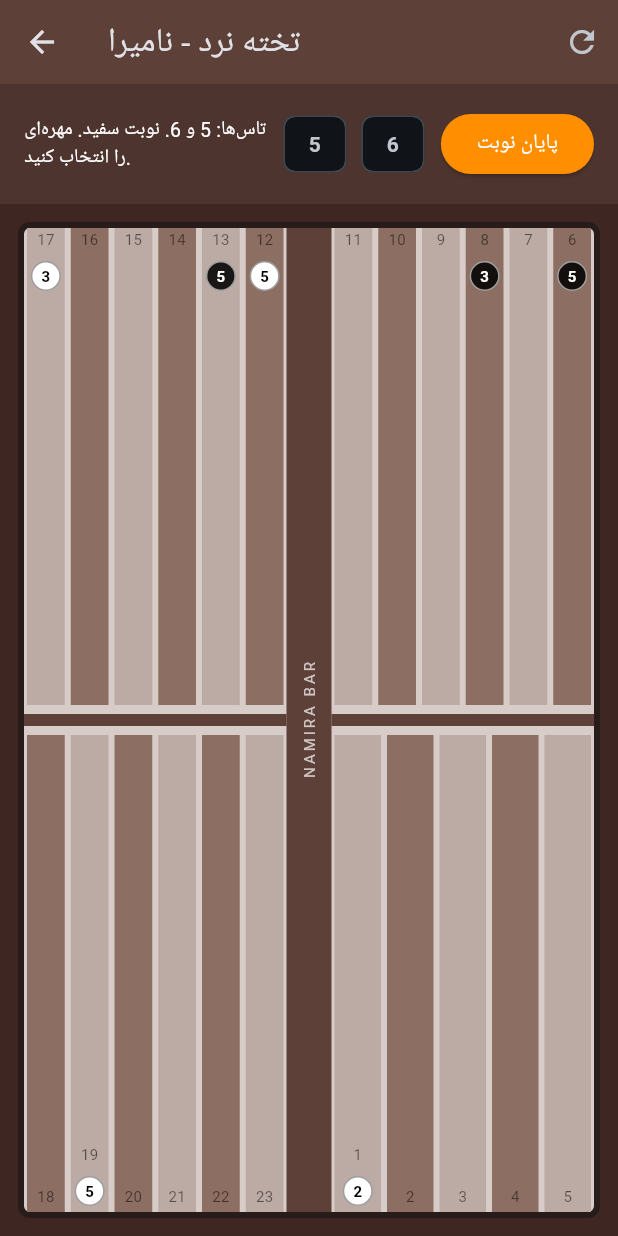
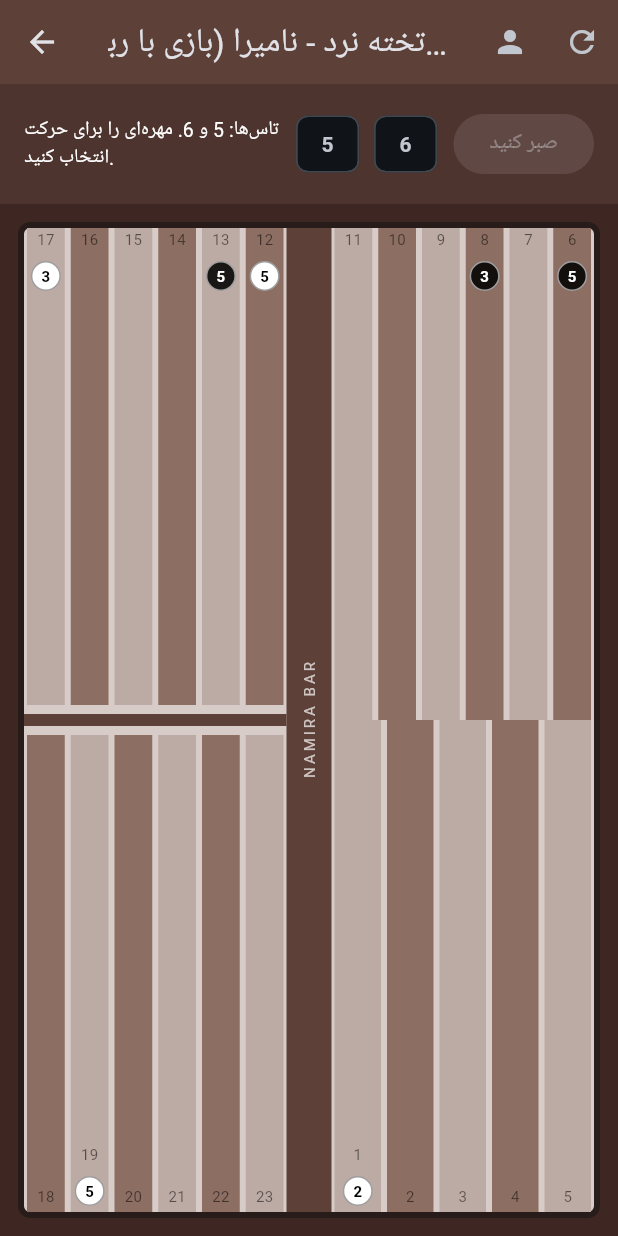
Before and after one commit to leoamirstar-cmd/Namira, a Flutter app: the BackgammonGameScreen screen opened directly, after a tap on "تاس بریز", on a phone screen of 412 x 824 dp. Run offline on Flutter 3.47's test engine with Material 3 defaults, Android fonts, the phone set to English and light mode, and no system bars; our stand-ins replace dio, file_picker, image_picker, just_audio, permission_handler, shared_preferences; missing offline and left inert: youtube_explode_dart; accounts and stored records are empty.

Commit message:
Update backgammon_screen.dart

```diff
--- a/lib/games/backgammon_screen.dart
+++ b/lib/games/backgammon_screen.dart
@@ -1,3 +1,4 @@
+import 'dart:async';
 import 'dart:math';
 import 'package:flutter/material.dart';
 
@@ -9,18 +10,18 @@ class BackgammonGameScreen extends StatefulWidget {
 }
 
 class _BackgammonGameScreenState extends State<BackgammonGameScreen> {
-  // وضعیت ۲۴ خانه تخته نرد (تعداد مهره و رنگ: مثبت برای سفید، منفی برای سیاه)
-  // خانه‌ها از دید بازیکن سفید از 0 تا 23 (نمایش ۱ تا ۲۴) شماره‌گذاری می‌شوند.
+  // وضعیت ۲۴ خانه تخته نرد (مثبت برای سفید، منفی برای سیاه)
   final List<int> _board = List.filled(24, 0);
 
-  // تاس‌ها و باقی‌مانده‌ی تاس‌های قابل استفاده در این نوبت
   int? _dice1;
   int? _dice2;
   List<int> _availableDice = [];
 
-  bool _isWhiteTurn = true; // نوبت بازیکن سفید (true مخفف سفید، false مخفف سیاه)
-  int? _selectedSourceIndex; // خانه‌ای که بازیکن برای حرکت مهره انتخاب کرده است
+  bool _isWhiteTurn = true; // true مخفف سفید (کاربر)، false مخفف سیاه (ربات)
+  bool _isVsBot = true; // حالت بازی با ربات فعال است
+  int? _selectedSourceIndex;
   String _gameMessage = "برای شروع تاس بریزید";
+  bool _isBotThinking = false;
 
   @override
   void initState() {
@@ -30,20 +31,19 @@ class _BackgammonGameScreenState extends State<BackgammonGameScreen> {
 
   // چیدمان اولیه استاندارد تخته نرد
   void _initializeBoard() {
-    // پاکسازی کامل تخته
     _board.fillRange(0, 24, 0);
 
     // سفید (با اعداد مثبت)
-    _board[0] = 2;   // خانه 1
-    _board[11] = 5;  // خانه 12
-    _board[16] = 3;  // خانه 17
-    _board[18] = 5;  // خانه 19
+    _board[0] = 2;
+    _board[11] = 5;
+    _board[16] = 3;
+    _board[18] = 5;
 
     // سیاه (با مقادیر منفی)
-    _board[23] = -2; // خانه 24
-    _board[12] = -5; // خانه 13
-    _board[7] = -3;  // خانه 8
-    _board[5] = -5;  // خانه 6
+    _board[23] = -2;
+    _board[12] = -5;
+    _board[7] = -3;
+    _board[5] = -5;
 
     setState(() {
       _isWhiteTurn = true;
@@ -51,33 +51,40 @@ class _BackgammonGameScreenState extends State<BackgammonGameScreen> {
       _dice2 = null;
       _availableDice.clear();
       _selectedSourceIndex = null;
-      _gameMessage = "بازی شروع شد. نوبت بازیکن سفید است. تاس بریزید.";
+      _isBotThinking = false;
+      _gameMessage = "بازی شروع شد. نوبت شماست (مهره سفید). تاس بریزید.";
     });
   }
 
   // تابع پرتاب تاس
   void _rollDice() {
+    if (_isBotThinking) return;
+
     final random = Random();
     setState(() {
       _dice1 = random.nextInt(6) + 1;
       _dice2 = random.nextInt(6) + 1;
 
       _availableDice = [_dice1!, _dice2!];
-      // اگر تاس‌ها جفت باشند، 4 حرکت مشابه داریم
       if (_dice1 == _dice2) {
         _availableDice.add(_dice1!);
         _availableDice.add(_dice1!);
-        _gameMessage = "تاس جفت آمد! ($_dice1 - $_dice1). ۴ حرکت دارید. مهره‌ای را انتخاب کنید.";
+        _gameMessage = "تاس جفت آمد! ($_dice1 - $_dice1). ۴ حرکت دارید.";
       } else {
-        _gameMessage = "تاس‌ها: $_dice1 و $_dice2. نوبت ${_isWhiteTurn ? 'سفید' : 'سیاه'}. مهره‌ای را انتخاب کنید.";
+        _gameMessage = "تاس‌ها: $_dice1 و $_dice2. مهره‌ای را برای حرکت انتخاب کنید.";
       }
       _selectedSourceIndex = null;
     });
+
+    // اگر نوبت ربات باشد، پس از ریختن تاس، هوش مصنوعی وارد عمل می‌شود
+    if (!_isWhiteTurn && _isVsBot) {
+      _triggerBotTurn();
+    }
   }
 
-  // مدیریت کلیک روی خانه‌های تخته برای حرکت مهره‌ها
+  // مدیریت کلیک روی خانه‌ها توسط کاربر
   void _onBoardSquareTap(int actualIndex) {
-    // اگر هنوز تاس نریخته‌اند، اجازه حرکت نیست
+    if (!_isWhiteTurn && _isVsBot) return; // کاربر در نوبت ربات نمی‌تواند بازی کند
     if (_availableDice.isEmpty) {
       setState(() {
         _gameMessage = "ابتدا باید تاس بریزید!";
@@ -86,86 +93,117 @@ class _BackgammonGameScreenState extends State<BackgammonGameScreen> {
     }
 
     setState(() {
-      // حالت اول: هنوز مهره‌ای برای حرکت انتخاب نکرده‌ایم
       if (_selectedSourceIndex == null) {
         int checker = _board[actualIndex];
-        // بررسی اینکه آیا بازیکن روی مهره‌ی خودش کلیک کرده است یا خیر
-        bool isValidSelection = _isWhiteTurn ? (checker > 0) : (checker < 0);
-
-        if (isValidSelection) {
+        // بازیکن سفید فقط باید روی مهره‌های مثبت خودش کلیک کند
+        if (checker > 0) {
           _selectedSourceIndex = actualIndex;
-          _gameMessage = "خانه ${actualIndex + 1} انتخاب شد. حالا خانه مقصد را انتخاب کنید.";
+          _gameMessage = "خانه ${actualIndex + 1} انتخاب شد. حالا مقصد را انتخاب کنید.";
         } else {
-          _gameMessage = "این مهره متعلق به شما نیست یا این خانه خالی است!";
+          _gameMessage = "این مهره متعلق به شما نیست!";
         }
-      }
-      // حالت دوم: مهره انتخاب شده است و حالا داریم مقصد را انتخاب می‌کنیم
-      else {
+      } else {
         int source = _selectedSourceIndex!;
-
-        // اگر روی همان خانه قبلی دوباره کلیک کند، انتخاب لغو می‌شود
         if (source == actualIndex) {
           _selectedSourceIndex = null;
           _gameMessage = "انتخاب لغو شد.";
           return;
         }
 
-        // محاسبه فاصله (تعداد خانه‌های جابجایی) بر اساس جهت حرکت بازیکن
-        // سفید از خانه 0 به سمت 23 حرکت می‌کند، سیاه برعکس از 23 به سمت 0
-        int distance = _isWhiteTurn ? (actualIndex - source) : (source - actualIndex);
+        // جهت حرکت سفید از 0 به سمت 23 است
+        int distance = actualIndex - source;
 
         if (distance <= 0) {
-          _gameMessage = "جهت حرکت نامعتبر است!";
+          _gameMessage = "جهت حرکت نامعتبر است! مهره سفید به سمت جلو حرکت می‌کند.";
           _selectedSourceIndex = null;
           return;
         }
 
-        // بررسی اینکه آیا تاس متناسب با این فاصله در دست داریم یا خیر
         if (_availableDice.contains(distance)) {
-          // بررسی قوانین ساده مقصد (مانع نشدن مهره حریف - اگر تعداد مهره حریف بیشتر از 1 باشد نمی‌توان نشست)
           int destinationVal = _board[actualIndex];
-          bool canLand = _isWhiteTurn ? (destinationVal >= -1) : (destinationVal <= 1);
+          // سفید می‌تواند روی خانه‌های خالی، خانه‌های خودش، یا خانه تکِ حریف بنشیند
+          bool canLand = (destinationVal >= -1);
 
           if (canLand) {
-            // اعمال حرکت روی آرایه تخته
-            if (_isWhiteTurn) {
-              _board[source] -= 1;
-              if (destinationVal == -1) {
-                // زدن مهره سیاه و فرستادن به بیرون (حالت ساده)
-                _board[actualIndex] = 1;
-              } else {
-                _board[actualIndex] += 1;
-              }
+            _board[source] -= 1;
+            if (destinationVal == -1) {
+              _board[actualIndex] = 1; // زدن مهره سیاه
             } else {
-              _board[source] += 1;
-              if (destinationVal == 1) {
-                // زدن مهره سفید
-                _board[actualIndex] = -1;
-              } else {
-                _board[actualIndex] -= 1;
-              }
+              _board[actualIndex] += 1;
             }
 
-            // مصرف کردن تاس استفاده شده
             _availableDice.remove(distance);
             _selectedSourceIndex = null;
 
-            // بررسی اتمام تاس‌های این نوبت
             if (_availableDice.isEmpty) {
               _endTurn();
             } else {
-              _gameMessage = "حرکت با موفقیت انجام شد. تاس‌های باقیمانده: $_availableDice. مهره بعدی را انتخاب کنید.";
+              _gameMessage = "حرکت انجام شد. تاس‌های باقیمانده: $_availableDice";
             }
           } else {
-            _gameMessage = "این خانه بسته است (مهره حریف زیاد است)! مقصد دیگری انتخاب کنید.";
+            _gameMessage = "این خانه بسته است!";
             _selectedSourceIndex = null;
           }
         } else {
-          _gameMessage = "فاصله انتخابی با مقدار تاس‌های باقیمانده ($_availableDice) همخوانی ندارد!";
+          _gameMessage = "فاصله با تاس‌های باقیمانده ($_availableDice) همخوانی ندارد!";
           _selectedSourceIndex = null;
         }
       }
     });
+  }
+
+  // منطق هوش مصنوعی (ربات سیاه)
+  void _triggerBotTurn() {
+    setState(() {
+      _isBotThinking = true;
+      _gameMessage = "ربات نامیرا در حال فکر کردن است...";
+    });
+
+    // ایجاد تاخیر مصنوعی برای واقعی‌تر شدن بازی
+    Timer(const Duration(seconds: 1500 ~/ 1000), () {
+      if (!mounted) return;
+
+      // ربات تا زمانی که تاس دارد تلاش می‌کند حرکت کند
+      while (_availableDice.isNotEmpty) {
+        bool moved = _makeOneBotMove();
+        if (!moved) {
+          break; // اگر هیچ حرکت قانونی‌ای باقی نمانده بود، از حلقه خارج شو
+        }
+      }
+
+      // پایان نوبت ربات
+      setState(() {
+        _isBotThinking = false;
+        _endTurn();
+      });
+    });
+  }
+
+  // انجام یک حرکت توسط ربات
+  bool _makeOneBotMove() {
+    // مهره‌های سیاه منفی هستند و از خانه 23 به سمت 0 حرکت می‌کنند
+    for (int dice in List.from(_availableDice)) {
+      for (int i = 23; i >= 0; i--) {
+        if (_board[i] < 0) { // اگر مهره سیاه اینجا هست
+          int targetIndex = i - dice;
+          if (targetIndex >= 0) {
+            int targetVal = _board[targetIndex];
+            // ربات می‌تواند روی خانه‌های خالی، منفی، یا تک مهره سفید (1) بنشیند
+            if (targetVal <= 1) {
+              _board[i] += 1; // کم شدن از مبدأ سیاه
+              if (targetVal == 1) {
+                _board[targetIndex] = -1; // زدن مهره سفید
+              } else {
+                _board[targetIndex] -= 1;
+              }
+              _availableDice.remove(dice);
+              return true; // حرکت با موفقیت انجام شد
+            }
+          }
+        }
+      }
+    }
+    return false; // هیچ حرکتی مقدور نبود
   }
 
   // تعویض نوبت
@@ -176,28 +214,47 @@ class _BackgammonGameScreenState extends State<BackgammonGameScreen> {
       _dice2 = null;
       _availableDice.clear();
       _selectedSourceIndex = null;
-      _gameMessage = "نوبت تغییر کرد. نوبت ${_isWhiteTurn ? 'سفید (پایین/راست)' : 'سیاه (بالا)'} است. تاس بریزید.";
+
+      if (_isWhiteTurn) {
+        _gameMessage = "نوبت شماست (سفید). تاس بریزید.";
+      } else {
+        _gameMessage = "نوبت ربات (سیاه). در حال پرتاب تاس...";
+        if (_isVsBot) {
+          // به طور خودکار تاس ربات ریخته می‌شود
+          Timer(const Duration(milliseconds: 800), _rollDice);
+        }
+      }
     });
   }
 
   @override
   Widget build(BuildContext context) {
     return Scaffold(
-      backgroundColor: const Color(0xFF3E2723), // پس‌زمینه چوبی تیره
+      backgroundColor: const Color(0xFF3E2723),
       appBar: AppBar(
-        title: const Text('تخته نرد - نامیرا'),
+        title: Text(_isVsBot ? 'تخته نرد - نامیرا (بازی با ربات)' : 'تخته نرد - نامیرا (دو نفره)'),
         backgroundColor: const Color(0xFF5D4037),
         actions: [
+          // دکمه تغییر حالت بازی با ربات یا دونفره
+          IconButton(
+            icon: Icon(_isVsBot ? Icons.person : Icons.smart_toy),
+            tooltip: _isVsBot ? 'تغییر به بازی دونفره' : 'تغییر به بازی با ربات',
+            onPressed: () {
+              setState(() {
+                _isVsBot = !_isVsBot;
+                _initializeBoard();
+              });
+            },
+          ),
           IconButton(
             icon: const Icon(Icons.refresh),
             onPressed: _initializeBoard,
-            tooltip: 'شروع مجدد بازی',
+            tooltip: 'شروع مجدد',
           )
         ],
       ),
       body: Column(
         children: [
-          // بخش بالایی صفحه (اطلاعات بازی و تاس‌ها)
           Container(
             padding: const EdgeInsets.all(16.0),
             color: const Color(0xFF4E342E),
@@ -222,12 +279,14 @@ class _BackgammonGameScreenState extends State<BackgammonGameScreen> {
                     ],
                     const SizedBox(width: 8),
                     ElevatedButton(
-                      onPressed: (_availableDice.isEmpty) ? _rollDice : _endTurn,
+                      onPressed: (_availableDice.isEmpty && !_isBotThinking && (_isWhiteTurn || !_isVsBot))
+                          ? _rollDice
+                          : null,
                       style: ElevatedButton.styleFrom(
                         backgroundColor: Colors.amber[800],
                         foregroundColor: Colors.white,
                       ),
-                      child: Text(_availableDice.isEmpty ? 'تاس بریز' : 'پایان نوبت'),
+                      child: Text(_availableDice.isEmpty ? 'تاس بریز' : 'صبر کنید'),
                     ),
                   ],
                 ),
@@ -235,7 +294,6 @@ class _BackgammonGameScreenState extends State<BackgammonGameScreen> {
             ),
           ),
 
-          // بدنه اصلی تخته (شمای گرافیکی دو بخش بالا و پایین)
           Expanded(
             child: Container(
               margin: const EdgeInsets.all(12),
@@ -246,19 +304,16 @@ class _BackgammonGameScreenState extends State<BackgammonGameScreen> {
               ),
               child: Row(
                 children: [
-                  // سمت چپ تخته (خانه‌های ۱۲ تا ۱۷ و ۱۸ تا ۲۳)
                   Expanded(
                     flex: 5,
                     child: Column(
                       children: [
-                        _buildBoardHalf(11, 16, true), // بالای چپ
+                        _buildBoardHalf(11, 16, true),
                         const Divider(height: 20, thickness: 8, color: Color(0xFF5D4037)),
-                        _buildBoardHalf(17, 22, false), // پایین چپ
+                        _buildBoardHalf(17, 22, false),
                       ],
                     ),
                   ),
-
-                  // بار وسط تخته (Bar)
                   Container(
                     width: 30,
                     color: const Color(0xFF5D4037),
@@ -272,15 +327,12 @@ class _BackgammonGameScreenState extends State<BackgammonGameScreen> {
                       ),
                     ),
                   ),
-
-                  // سمت راست تخته (خانه‌های ۶ تا ۱۱ و ۰ تا ۵)
                   Expanded(
                     flex: 5,
                     child: Column(
                       children: [
-                        _buildBoardHalf(5, 10, true), // بالای راست
-                        const Divider(height: 20, thickness: 8, color: Color(0xFF5D4037)),
-                        _buildBoardHalf(0, 4, false), // پایین راست
+                        _buildBoardHalf(5, 10, true),
+                        _buildBoardHalf(0, 4, false),
                       ],
                     ),
                   ),
@@ -293,7 +345,6 @@ class _BackgammonGameScreenState extends State<BackgammonGameScreen> {
     );
   }
 
-  // ویجت کمکی برای ساختن نیمه‌ای از خانه‌های تخته با قابلیت تشخیص انتخاب‌شده‌ها
   Widget _buildBoardHalf(int startIndex, int endIndex, bool isTop) {
     return Expanded(
       child: Row(
@@ -310,7 +361,7 @@ class _BackgammonGameScreenState extends State<BackgammonGameScreen> {
                 margin: const EdgeInsets.symmetric(horizontal: 2),
                 decoration: BoxDecoration(
                   color: isSelected
-                      ? Colors.amber.withOpacity(0.6) // اگر این خانه انتخاب شده باشد رنگش فرق می‌کند
+                      ? Colors.amber.withOpacity(0.6)
                       : (actualIndex % 2 == 0 ? const Color(0xFFBCAAA4) : const Color(0xFF8D6E63)),
                   border: isSelected ? Border.all(color: Colors.amber, width: 2) : null,
                 ),
@@ -322,7 +373,6 @@ class _BackgammonGameScreenState extends State<BackgammonGameScreen> {
                       style: const TextStyle(fontSize: 10, color: Colors.black54),
                     ),
                     const SizedBox(height: 4),
-                    // نمایش مهره‌ها به صورت دایره‌ای
                     if (checkersCount != 0)
                       Container(
                         padding: const EdgeInsets.all(6),
```
